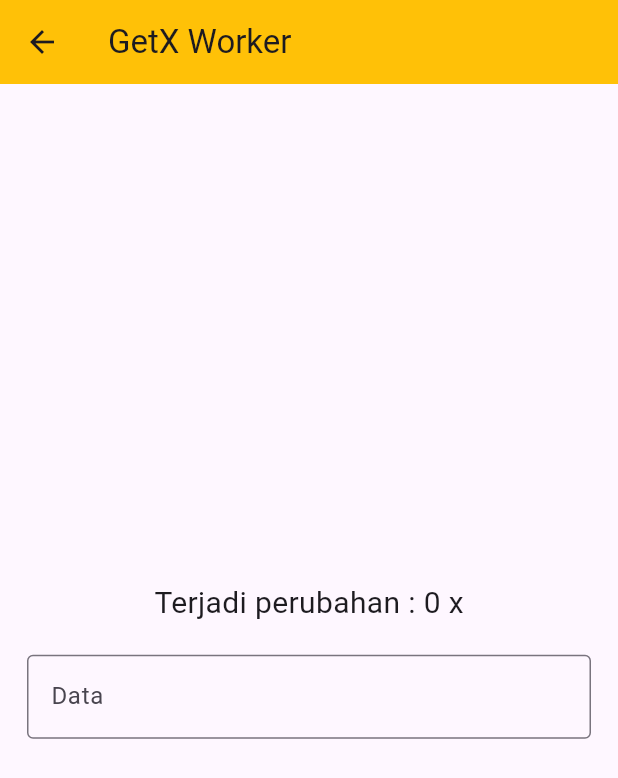
After one commit to itsMallix/flutter_GetX, a Flutter app: the ScreenVariable screen opened directly, after a tap on the "play arrow" icon, on a phone screen of 412 x 824 dp. The commit adds this screen. Shown: the top 778 px of the screen. Run offline on Flutter 3.47's test engine with Material 3 defaults, Android fonts, the phone set to English and light mode, and no system bars; our stand-ins replace get.

Commit message:
docs : add worker

```diff
--- /dev/null
+++ b/lib/controller/work_controller.dart
@@ -0,0 +1,44 @@
+import 'package:get/get.dart';
+
+class WorkerController extends GetxController {
+  RxInt dataObs = 0.obs;
+
+  void change() {
+    dataObs++;
+  }
+
+  @override
+  void onInit() {
+    //  //worker ever => pantau terus
+    // ever(dataObs, (callback) {
+    //   print("Data dipantau terus");
+    // });
+
+    // once(
+    //   //worker once => pantau sekali
+    //   dataObs,
+    //   (callback) {
+    //     print("data dipantau sekali");
+    //   },
+    // );
+
+    // debounce(
+    //  // worker debounce => ada interval untuk mencegah ddos
+    //   dataObs,
+    //   (callback) {
+    //     print("data dipantau 2 detik");
+    //   },
+    //   time: const Duration(seconds: 2),
+    // );
+
+    // interval(
+    //worker interval => memantau selama perubahan terjadi
+    //   dataObs,
+    //   (callback) {
+    //     print("data dipantau perubahan");
+    //   },
+    //   time: const Duration(seconds: 2),
+    // );
+    super.onInit();
+  }
+}
--- a/lib/views/screen_home.dart
+++ b/lib/views/screen_home.dart
@@ -1,5 +1,5 @@
 import 'package:flutter/material.dart';
-import 'package:flutter_getx/controller/getx_controller.dart';
+import 'package:flutter_getx/controller/num_controller.dart';
 import 'package:flutter_getx/views/screen_variable.dart';
 import 'package:get/get.dart';
 
--- a/lib/views/screen_variable.dart
+++ b/lib/views/screen_variable.dart
@@ -1,7 +1,7 @@
 import 'package:flutter/material.dart';
-import 'package:flutter_getx/controller/getx_controller.dart';
+import 'package:flutter_getx/controller/num_controller.dart';
+import 'package:flutter_getx/views/screen_workers.dart';
 import 'package:get/get.dart';
-import 'package:get/get_navigation/src/routes/circular_reveal_clipper.dart';
 
 class ScreenVariable extends StatelessWidget {
   const ScreenVariable({super.key});
@@ -251,6 +251,13 @@ class ScreenVariable extends StatelessWidget {
           ],
         ),
       ),
+      floatingActionButton: FloatingActionButton(
+        backgroundColor: Colors.amber,
+        onPressed: () {
+          Get.to(const ScreenWorker());
+        },
+        child: const Icon(Icons.play_arrow),
+      ),
     );
   }
 }
--- /dev/null
+++ b/lib/views/screen_workers.dart
@@ -0,0 +1,42 @@
+import 'package:flutter/material.dart';
+import 'package:flutter_getx/controller/work_controller.dart';
+import 'package:get/get.dart';
+
+class ScreenWorker extends StatelessWidget {
+  const ScreenWorker({super.key});
+
+  @override
+  Widget build(BuildContext context) {
+    final workController = Get.put(WorkerController());
+    return Scaffold(
+      appBar: AppBar(
+        title: const Text("GetX Worker"),
+        backgroundColor: Colors.amber,
+      ),
+      body: Padding(
+        padding: const EdgeInsets.all(18.0),
+        child: Column(
+          mainAxisAlignment: MainAxisAlignment.center,
+          children: [
+            Obx(
+              () => Text(
+                "Terjadi perubahan : ${workController.dataObs} x",
+                style: TextStyle(fontSize: 20),
+              ),
+            ),
+            const SizedBox(height: 20),
+            TextField(
+              onChanged: (value) {
+                workController.change();
+              },
+              decoration: InputDecoration(
+                labelText: "Data",
+                border: OutlineInputBorder(),
+              ),
+            )
+          ],
+        ),
+      ),
+    );
+  }
+}
```
Also changed, not shown: lib/controller/num_controller.dart (renamed from lib/controller/getx_controller.dart).
